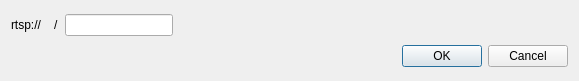
This is Qt/lib2/widgets/ptz_widget/src/ui/ptz_dialog.ui in RinatB2017/mega_GIT as Qt 5 draws it before an edit. The edited form follows.
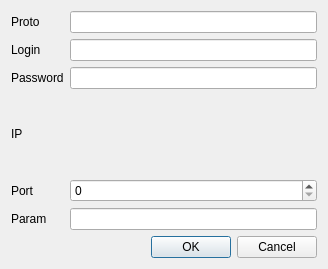
This is the edited form. Custom widgets are drawn as their Qt base class.

What changed in the file:
```diff
--- a/Qt/lib2/widgets/ptz_widget/src/ui/ptz_dialog.ui
+++ b/Qt/lib2/widgets/ptz_widget/src/ui/ptz_dialog.ui
@@ -6,8 +6,8 @@
    <rect>
     <x>0</x>
     <y>0</y>
-    <width>579</width>
-    <height>81</height>
+    <width>328</width>
+    <height>269</height>
    </rect>
   </property>
   <property name="windowTitle">
@@ -15,9 +15,9 @@
   </property>
   <layout class="QVBoxLayout" name="verticalLayout">
    <item>
-    <layout class="QHBoxLayout" name="horizontalLayout">
-     <item>
-      <widget class="QLabel" name="label_3">
+    <layout class="QGridLayout" name="gridLayout">
+     <item row="1" column="0">
+      <widget class="QLabel" name="label_4">
        <property name="sizePolicy">
         <sizepolicy hsizetype="Fixed" vsizetype="Preferred">
          <horstretch>0</horstretch>
@@ -25,42 +25,92 @@
         </sizepolicy>
        </property>
        <property name="text">
-        <string>rtsp://</string>
+        <string>Login</string>
        </property>
       </widget>
      </item>
-     <item>
-      <widget class="IPCtrl4" name="ip4_widget" native="true"/>
+     <item row="2" column="0">
+      <widget class="QLabel" name="label_5">
+       <property name="sizePolicy">
+        <sizepolicy hsizetype="Fixed" vsizetype="Preferred">
+         <horstretch>0</horstretch>
+         <verstretch>0</verstretch>
+        </sizepolicy>
+       </property>
+       <property name="text">
+        <string>Password</string>
+       </property>
+      </widget>
      </item>
-     <item>
-      <widget class="QLabel" name="label">
+     <item row="5" column="0">
+      <widget class="QLabel" name="label_8">
+       <property name="sizePolicy">
+        <sizepolicy hsizetype="Fixed" vsizetype="Preferred">
+         <horstretch>0</horstretch>
+         <verstretch>0</verstretch>
+        </sizepolicy>
+       </property>
        <property name="text">
-        <string>/</string>
+        <string>Param</string>
        </property>
       </widget>
      </item>
-     <item>
-      <widget class="QLineEdit" name="le_add">
+     <item row="4" column="0">
+      <widget class="QLabel" name="label_7">
        <property name="sizePolicy">
-        <sizepolicy hsizetype="Fixed" vsizetype="Fixed">
+        <sizepolicy hsizetype="Fixed" vsizetype="Preferred">
          <horstretch>0</horstretch>
          <verstretch>0</verstretch>
         </sizepolicy>
        </property>
+       <property name="text">
+        <string>Port</string>
+       </property>
       </widget>
      </item>
-     <item>
-      <spacer name="horizontalSpacer">
-       <property name="orientation">
-        <enum>Qt::Horizontal</enum>
+     <item row="0" column="0">
+      <widget class="QLabel" name="label_2">
+       <property name="sizePolicy">
+        <sizepolicy hsizetype="Fixed" vsizetype="Preferred">
+         <horstretch>0</horstretch>
+         <verstretch>0</verstretch>
+        </sizepolicy>
        </property>
-       <property name="sizeHint" stdset="0">
-        <size>
-         <width>40</width>
-         <height>20</height>
-        </size>
+       <property name="text">
+        <string>Proto</string>
        </property>
-      </spacer>
+      </widget>
+     </item>
+     <item row="3" column="0">
+      <widget class="QLabel" name="label_6">
+       <property name="sizePolicy">
+        <sizepolicy hsizetype="Fixed" vsizetype="Preferred">
+         <horstretch>0</horstretch>
+         <verstretch>0</verstretch>
+        </sizepolicy>
+       </property>
+       <property name="text">
+        <string>IP</string>
+       </property>
+      </widget>
+     </item>
+     <item row="0" column="1">
+      <widget class="QLineEdit" name="le_proto"/>
+     </item>
+     <item row="1" column="1">
+      <widget class="QLineEdit" name="le_login"/>
+     </item>
+     <item row="2" column="1">
+      <widget class="QLineEdit" name="le_password"/>
+     </item>
+     <item row="3" column="1">
+      <widget class="IPCtrl4" name="ip_widget" native="true"/>
+     </item>
+     <item row="4" column="1">
+      <widget class="QSpinBox" name="sb_port"/>
+     </item>
+     <item row="5" column="1">
+      <widget class="QLineEdit" name="le_param"/>
      </item>
     </layout>
    </item>
```
